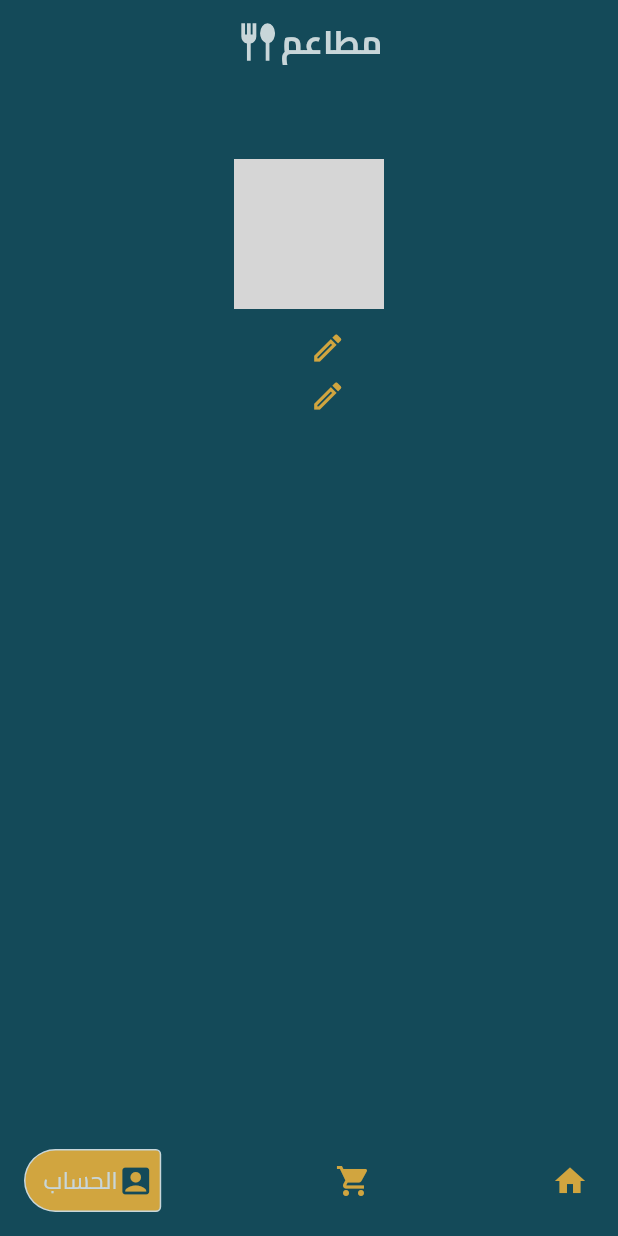
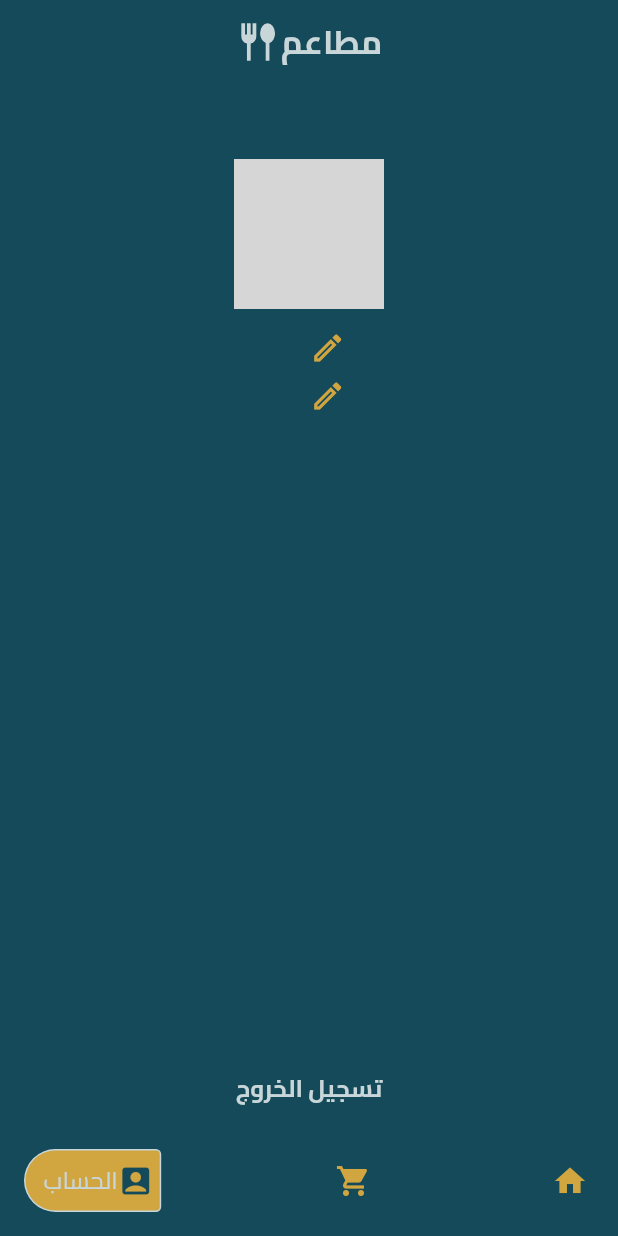
Before and after one commit to eng-tarek-elmarsafy/Restaurants, a Flutter app: the MainView screen opened directly, item 3 of the bottom bar chosen, on a phone screen of 412 x 824 dp. Run offline on Flutter 3.47's test engine with Material 3 defaults, Android fonts, the light colour scheme and no system bars; drawn by our look-alikes of google_nav_bar, modal_progress_hud_nsn; our stand-ins replace dartz, flutter_bloc, flutter_rating_bar, flutter_svg, get_it, image_picker and 3 more; accounts and stored records are empty; network calls fail; grey boxes are pictures that could not be loaded.

Commit message:
add sign out and impl to sign out repo

```diff
--- a/lib/core/function/custom_editShow_modal_bottom_sheet.dart
+++ b/lib/core/function/custom_edit_show_modal_bottom_sheet.dart
@@ -35,6 +35,7 @@ Future<dynamic> customEditShowModalBottomSheet(
                 height: MediaQuery.of(context).size.height / 3,
                 child: ModalProgressHUD(
                   inAsyncCall: state is UpdateUserDataLoading,
+                  child: SingleChildScrollView(
                     child: ShowModalBottomSheetEditBody(
                       title: title,
                       action: action,
@@ -43,6 +44,7 @@ Future<dynamic> customEditShowModalBottomSheet(
                       },
                     ),
                   ),
+                ),
               );
             },
           ),
--- a/lib/core/services/auth_services.dart
+++ b/lib/core/services/auth_services.dart
@@ -11,7 +11,7 @@ abstract class AuthServices {
 
   Future<void> forgotPassword(String email);
 
-  // Future<void> signOut();
+  Future<void> signOut();
 
   // Future<User> getCurrentUser();
 
--- a/lib/core/widgets/user_avatar.dart
+++ b/lib/core/widgets/user_avatar.dart
@@ -2,13 +2,19 @@ import 'package:flutter/material.dart';
 import 'package:restaurants/constrains.dart';
 import 'package:restaurants/core/services/shared_preferences.dart';
 
-class UserAvatar extends StatelessWidget {
+class UserAvatar extends StatefulWidget {
   const UserAvatar({super.key, this.radius = 30});
   final double? radius;
+
+  @override
+  State<UserAvatar> createState() => _UserAvatarState();
+}
+
+class _UserAvatarState extends State<UserAvatar> {
   @override
   Widget build(BuildContext context) {
     return CircleAvatar(
-      radius: radius,
+      radius: widget.radius,
       backgroundColor:
           Prefs.getString(kImageProfile) != null ? null : kSecondaryColor,
 
@@ -22,7 +28,7 @@ class UserAvatar extends StatelessWidget {
               : Center(
                 child: Icon(
                   Icons.account_circle_rounded,
-                  size: radius == null ? 60 : radius! * 2,
+                  size: widget.radius == null ? 60 : widget.radius! * 2,
                   color: kPrimaryColor,
                 ),
               ),
--- /dev/null
+++ b/lib/features/acconut/presentation/manager/sign_out_cubit/sign_out_cubit.dart
@@ -0,0 +1,23 @@
+import 'package:flutter/foundation.dart';
+import 'package:flutter_bloc/flutter_bloc.dart';
+import 'package:restaurants/core/services/shared_preferences.dart';
+import 'package:restaurants/features/auth/domain/repo/auth_repo.dart';
+
+part 'sign_out_state.dart';
+
+class SignOutCubit extends Cubit<SignOutState> {
+  SignOutCubit(this.authRepo) : super(SignOutInitial());
+  final AuthRepo authRepo;
+  Future<void> signOut() async {
+    emit(SignOutLoading());
+
+    final result = await authRepo.signOut();
+    result.fold((failure) => emit(SignOutFailure(message: failure.message)), (
+      success,
+    ) {
+      Prefs.clear();
+
+      return emit(SignOutSuccess());
+    });
+  }
+}
--- /dev/null
+++ b/lib/features/acconut/presentation/manager/sign_out_cubit/sign_out_state.dart
@@ -0,0 +1,15 @@
+part of 'sign_out_cubit.dart';
+
+@immutable
+sealed class SignOutState {}
+
+final class SignOutInitial extends SignOutState {}
+
+final class SignOutLoading extends SignOutState {}
+
+final class SignOutSuccess extends SignOutState {}
+
+final class SignOutFailure extends SignOutState {
+  SignOutFailure({required this.message});
+  final String message;
+}
--- a/lib/features/acconut/presentation/views/account_view.dart
+++ b/lib/features/acconut/presentation/views/account_view.dart
@@ -1,11 +1,18 @@
 import 'package:flutter/material.dart';
-import 'package:restaurants/features/acconut/presentation/views/widgets/account_body.dart';
+import 'package:flutter_bloc/flutter_bloc.dart';
+import 'package:restaurants/core/helper/get_it_setup.dart';
+import 'package:restaurants/features/acconut/presentation/manager/sign_out_cubit/sign_out_cubit.dart';
+import 'package:restaurants/features/acconut/presentation/views/widgets/sign_out_bloc_consumer.dart';
+import 'package:restaurants/features/auth/domain/repo/auth_repo.dart';
 
 class AccountView extends StatelessWidget {
   const AccountView({super.key});
 
   @override
   Widget build(BuildContext context) {
-    return const AccountBody();
+    return BlocProvider(
+      create: (context) => SignOutCubit(getIt.get<AuthRepo>()),
+      child: const SignOutBlocConsumer(),
+    );
   }
 }
--- a/lib/features/acconut/presentation/views/widgets/account_body.dart
+++ b/lib/features/acconut/presentation/views/widgets/account_body.dart
@@ -1,20 +1,26 @@
-import 'dart:io';
-
 import 'package:flutter/material.dart';
 import 'package:flutter_bloc/flutter_bloc.dart';
-import 'package:image_picker/image_picker.dart';
 import 'package:restaurants/constrains.dart';
 import 'package:restaurants/core/services/shared_preferences.dart';
 import 'package:restaurants/core/style/app_style.dart';
-import 'package:restaurants/core/widgets/user_avatar.dart';
+import 'package:restaurants/features/acconut/presentation/manager/sign_out_cubit/sign_out_cubit.dart';
 import 'package:restaurants/features/acconut/presentation/manager/update_user_data_cubit/update_user_data_cubit.dart';
+import 'package:restaurants/features/acconut/presentation/views/widgets/profile_image.dart';
 import 'package:restaurants/features/acconut/presentation/views/widgets/user_info_edit_tile.dart';
 
-class AccountBody extends StatelessWidget {
+class AccountBody extends StatefulWidget {
   const AccountBody({super.key});
 
   @override
+  State<AccountBody> createState() => _AccountBodyState();
+}
+
+class _AccountBodyState extends State<AccountBody> {
+  @override
   Widget build(BuildContext context) {
+    setState(() {
+      context.watch<UpdateUserDataCubit>().state is UpdateUserDataSuccess;
+    });
     return Column(
       children: [
         const SizedBox(height: 50, width: double.infinity),
@@ -33,38 +39,13 @@ class AccountBody extends StatelessWidget {
         ),
 
         Text(Prefs.getString(kEmail), style: AppStyle.subtitleStyle),
-      ],
-    );
-  }
-}
 
-class ProfileImage extends StatelessWidget {
-  const ProfileImage({super.key});
-
-  @override
-  Widget build(BuildContext context) {
-    return Stack(
-      children: [
-        const UserAvatar(radius: 50),
-        Positioned(
-          right: -10,
-          bottom: -10,
-          child: IconButton(
-            onPressed: () async {
-              ImagePicker picker = ImagePicker();
-              final XFile? image = await picker.pickImage(
-                source: ImageSource.gallery,
-              );
-              if (image != null) {
-                File imageFile = File(image.path);
-                context.read<UpdateUserDataCubit>().updateUserAvatar(imageFile);
-              }
-            },
-            icon: Container(
-              color: kPrimaryColor,
-              child: const Icon(Icons.camera_alt, color: kSecondaryColor),
-            ),
-          ),
+        const Spacer(),
+        TextButton(
+          onPressed: () {
+            context.read<SignOutCubit>().signOut();
+          },
+          child: const Text('تسجيل الخروج', style: AppStyle.buttonTextStyle),
         ),
       ],
     );
--- /dev/null
+++ b/lib/features/acconut/presentation/views/widgets/profile_image.dart
@@ -0,0 +1,42 @@
+import 'dart:io';
+
+import 'package:flutter/material.dart';
+import 'package:flutter_bloc/flutter_bloc.dart';
+import 'package:image_picker/image_picker.dart';
+import 'package:restaurants/constrains.dart';
+import 'package:restaurants/core/widgets/user_avatar.dart';
+import 'package:restaurants/features/acconut/presentation/manager/update_user_data_cubit/update_user_data_cubit.dart';
+
+class ProfileImage extends StatelessWidget {
+  const ProfileImage({super.key});
+
+  @override
+  Widget build(BuildContext context) {
+    return Stack(
+      children: [
+        const UserAvatar(radius: 50),
+        Positioned(
+          right: -10,
+          bottom: -10,
+          child: IconButton(
+            onPressed: () async {
+              ImagePicker picker = ImagePicker();
+              final XFile? image = await picker.pickImage(
+                source: ImageSource.gallery,
+              );
+              if (image != null) {
+                File imageFile = File(image.path);
+                // ignore: use_build_context_synchronously
+                context.read<UpdateUserDataCubit>().updateUserAvatar(imageFile);
+              }
+            },
+            icon: Container(
+              color: kPrimaryColor,
+              child: const Icon(Icons.camera_alt, color: kSecondaryColor),
+            ),
+          ),
+        ),
+      ],
+    );
+  }
+}
--- /dev/null
+++ b/lib/features/acconut/presentation/views/widgets/sign_out_bloc_consumer.dart
@@ -0,0 +1,32 @@
+import 'package:flutter/material.dart';
+import 'package:flutter_bloc/flutter_bloc.dart';
+import 'package:modal_progress_hud_nsn/modal_progress_hud_nsn.dart';
+import 'package:restaurants/core/style/app_style.dart';
+import 'package:restaurants/features/acconut/presentation/manager/sign_out_cubit/sign_out_cubit.dart';
+import 'package:restaurants/features/acconut/presentation/views/widgets/account_body.dart';
+
+class SignOutBlocConsumer extends StatelessWidget {
+  const SignOutBlocConsumer({super.key});
+
+  @override
+  Widget build(BuildContext context) {
+    return BlocConsumer<SignOutCubit, SignOutState>(
+      listener: (context, state) {
+        if (state is SignOutSuccess) {
+          Navigator.pop(context);
+        }
+        if (state is SignOutFailure) {
+          ScaffoldMessenger.of(context).showSnackBar(
+            SnackBar(content: Text(state.message, style: AppStyle.titleStyle)),
+          );
+        }
+      },
+      builder: (context, state) {
+        return ModalProgressHUD(
+          inAsyncCall: state is SignOutLoading,
+          child: const AccountBody(),
+        );
+      },
+    );
+  }
+}
--- a/lib/features/acconut/presentation/views/widgets/user_info_edit_tile.dart
+++ b/lib/features/acconut/presentation/views/widgets/user_info_edit_tile.dart
@@ -1,6 +1,6 @@
 import 'package:flutter/material.dart';
 import 'package:restaurants/constrains.dart';
-import 'package:restaurants/core/function/custom_editShow_modal_bottom_sheet.dart';
+import 'package:restaurants/core/function/custom_edit_show_modal_bottom_sheet.dart';
 
 class UserInfoEditTile extends StatelessWidget {
   const UserInfoEditTile({
--- a/lib/features/auth/domain/repo/auth_repo.dart
+++ b/lib/features/auth/domain/repo/auth_repo.dart
@@ -17,4 +17,5 @@ abstract class AuthRepo {
   );
   Future<Either<Failure, void>> addUser(String path, UserEntity user);
   Future<Either<Failure, UserEntity>> getUser(String path, String uId);
+  Future<Either<Failure, void>> signOut();
 }
```
Also changed, not shown: lib/core/services/shared_preferences.dart (+8 -0 lines), lib/core/services/supabase/supabase_auth_services_impl.dart (+7 -1 lines), lib/features/auth/data/repo/auth_repo_impl.dart (+16 -2 lines), lib/features/auth/presentation/views/widgets/sign_in_view_bloc_consumer.dart (+4 -6 lines), lib/features/auth/presentation/views/widgets/sign_up_bloc_consumer.dart (+5 -6 lines), lib/generated/intl/messages_all.dart, lib/generated/l10n.dart. Lines whose indentation alone changed are shown as unchanged.
